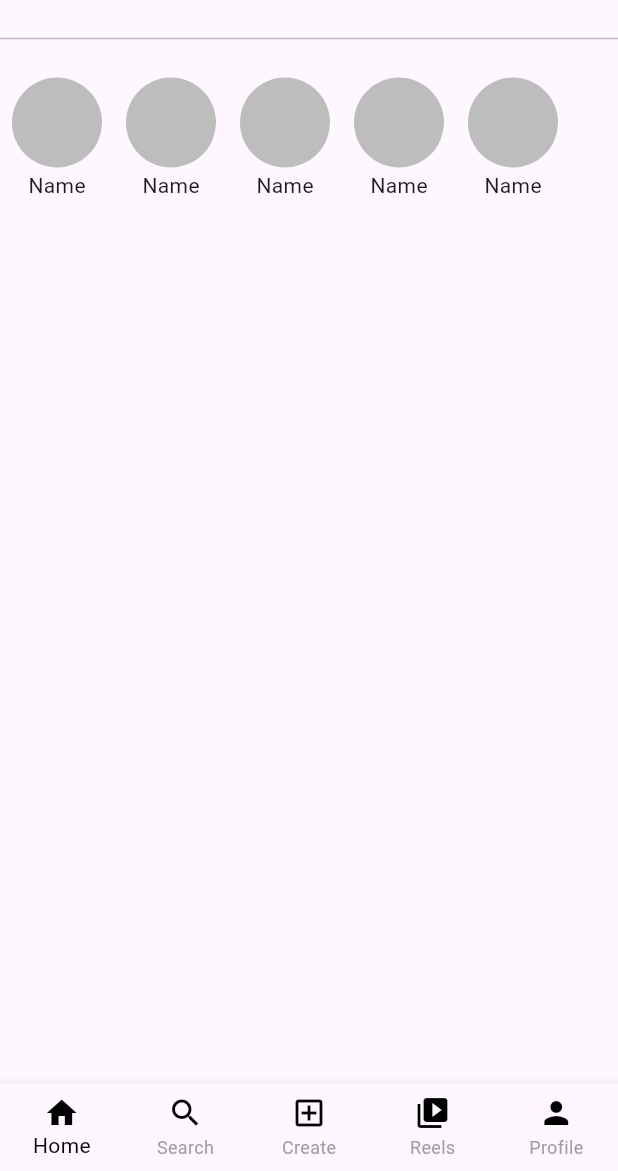
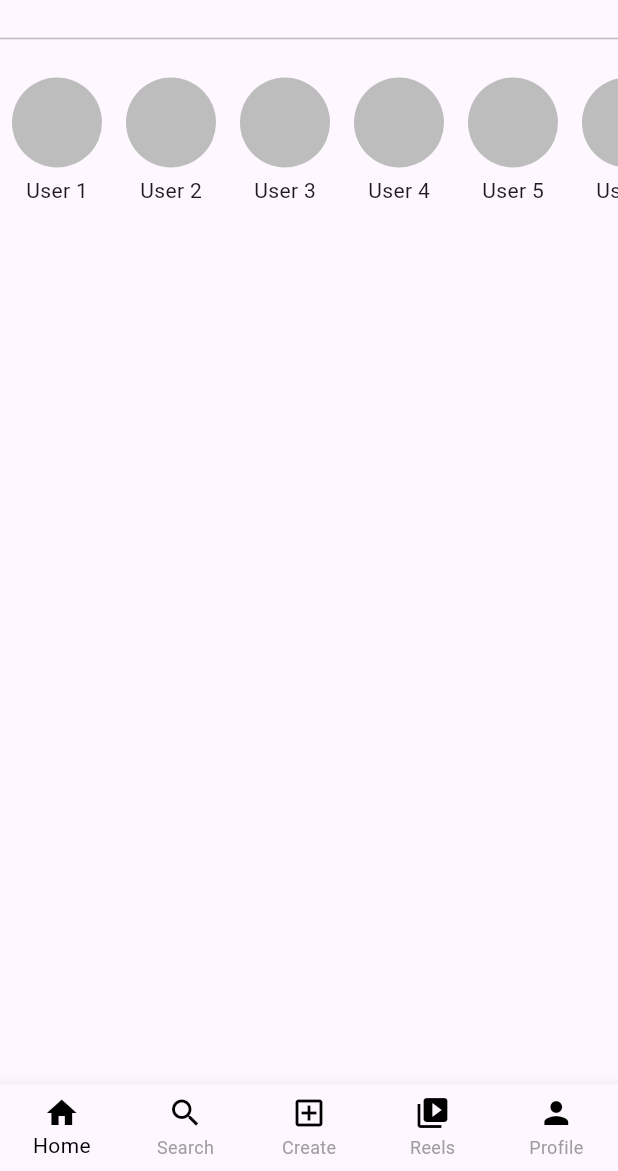
Before and after one commit to Pradeep1234566/Instagram_clone, a Flutter app: the screen it shows after launch, on a phone screen of 412 x 824 dp, the part 65-1236 px from its top. Run offline on Flutter 3.47's test engine with Material 3 defaults, Android fonts, the phone set to English and light mode, and no system bars; Roboto replaces fonts that are missing (Cursive).

Commit message:
Name and Stuff done using listview builder

```diff
--- a/lib/pages/bubble_stories.dart
+++ b/lib/pages/bubble_stories.dart
@@ -1,7 +1,10 @@
 import 'package:flutter/material.dart';
 
 class BubbleStories extends StatelessWidget {
-  const BubbleStories({super.key});
+  final String text;
+
+
+  const BubbleStories({super.key, required this.text});
 
   @override
   Widget build(BuildContext context) {
@@ -17,8 +20,8 @@ class BubbleStories extends StatelessWidget {
               color: Colors.grey[400],
             ),
           ),
-          SizedBox(height: 2),
-          Center(child: Text("Name"))
+          SizedBox(height: 5),
+          Text(text)
         ],
       ),
     );
--- a/lib/pages/home.dart
+++ b/lib/pages/home.dart
@@ -2,8 +2,19 @@ import 'package:flutter/material.dart';
 import 'package:instagram/pages/bubble_stories.dart';
 
 class Home extends StatelessWidget {
-  const Home({super.key});
-
+  Home({super.key});
+  final List<String> Name = [
+    'User 1',
+    'User 2',
+    'User 3',
+    'User 4',
+    'User 5',
+    'User 6',
+    'User 7',
+    'User 8',
+    'User 9',
+    'User 10',
+  ];
   @override
   Widget build(BuildContext context) {
     return SafeArea(
@@ -40,15 +51,16 @@ class Home extends StatelessWidget {
             SizedBox(
               height: 10,
             ),
-            Row(
-              children: [
-                BubbleStories(),
-                BubbleStories(),
-                BubbleStories(),
-                BubbleStories(),
-                BubbleStories(),
-              ],
-            )
+            Container(
+                height: 130,
+                child: ListView.builder(
+                    itemCount: Name.length,
+                    scrollDirection: Axis.horizontal,
+                    itemBuilder: (context, index) {
+                      return BubbleStories(
+                        text: Name[index],
+                      );
+                    })),
           ],
         ),
       ),
```
